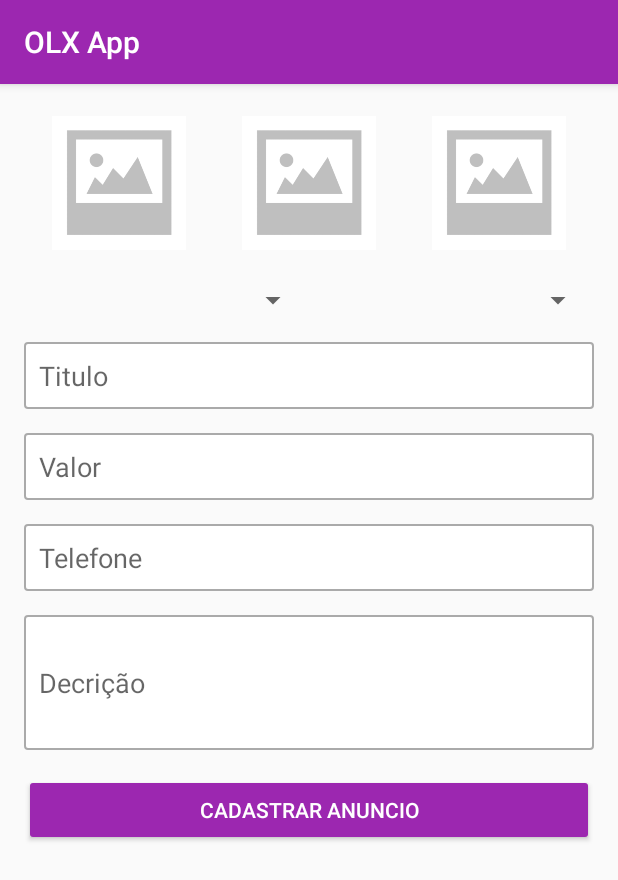
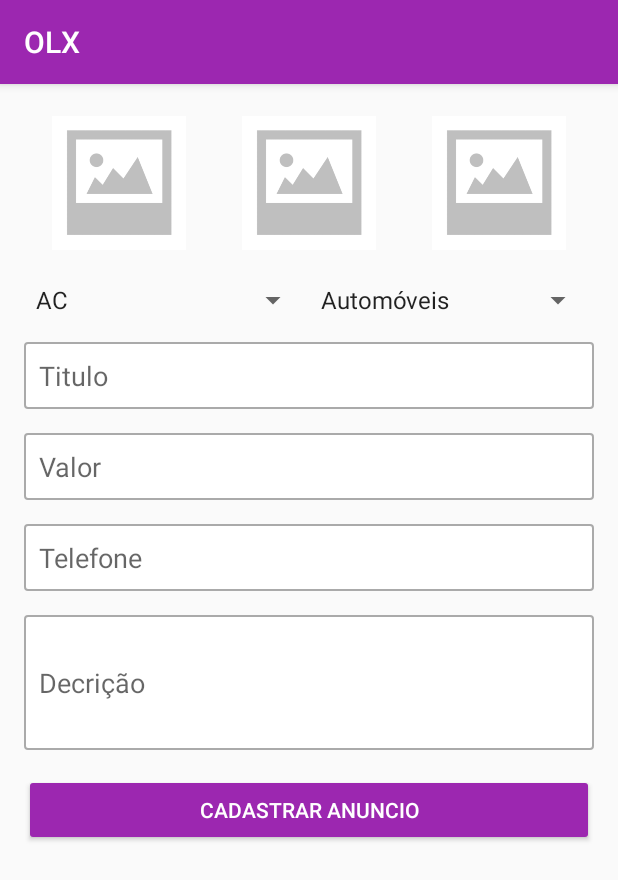
Before and after one commit to biielgg/OLX_Clone, an Android app: the CadastrarAnuncioActivity screen opened directly, with no data from a screen before it, on a phone screen of 412 x 824 dp. Shown: the top 880 px of the screen. Run offline under Robolectric (Android 15) with nearby library versions, the phone set to English and light mode, and no system bars; libraries missing offline, so code that uses them is left out: com.blackcat.currencyedittext, com.santalu.maskedittext; plain views replace CurrencyEditText, MaskEditText; 3 statements that could not run were skipped.

Commit message:
Aula 367

```diff
--- a/app/src/main/java/com/gabrielgeorge/olxapp/activity/CadastrarAnuncioActivity.java
+++ b/app/src/main/java/com/gabrielgeorge/olxapp/activity/CadastrarAnuncioActivity.java
@@ -13,8 +13,10 @@ import android.support.v7.app.AlertDialog;
 import android.support.v7.app.AppCompatActivity;
 import android.os.Bundle;
 import android.view.View;
+import android.widget.ArrayAdapter;
 import android.widget.EditText;
 import android.widget.ImageView;
+import android.widget.Spinner;
 
 import com.blackcat.currencyedittext.CurrencyEditText;
 import com.gabrielgeorge.olxapp.R;
@@ -29,6 +31,7 @@ public class CadastrarAnuncioActivity extends AppCompatActivity implements View.
 
     private EditText campoTitulo, campoDescricao;
     private ImageView imagem1, imagem2, imagem3;
+    private Spinner campoEstado, campoCategoria;
     private CurrencyEditText campoValor;
     private MaskEditText campoTelefone;
 
@@ -46,6 +49,7 @@ public class CadastrarAnuncioActivity extends AppCompatActivity implements View.
         Permissoes.validarPermissoes(permissoes, this, 1);
 
         inicializarComponentes();
+        carregarDadosSpinner();
     }
 
     public void salvarAnuncio(View view){
@@ -93,11 +97,30 @@ public class CadastrarAnuncioActivity extends AppCompatActivity implements View.
         }
     }
 
+    private void carregarDadosSpinner(){
+        //Configura Spinner de estados
+        String[] estados = getResources().getStringArray(R.array.estados);
+        ArrayAdapter<String> adapter = new ArrayAdapter<>(
+                this, android.R.layout.simple_spinner_item, estados
+                );
+        adapter.setDropDownViewResource(android.R.layout.simple_spinner_dropdown_item);
+        campoEstado.setAdapter(adapter);
+
+        //Configura Spinner de categorias
+        String[] categorias = getResources().getStringArray(R.array.categorias);
+        ArrayAdapter<String> adapter2 = new ArrayAdapter<>(
+                this, android.R.layout.simple_spinner_item, categorias
+        );
+        adapter2.setDropDownViewResource(android.R.layout.simple_spinner_dropdown_item);
+        campoCategoria.setAdapter(adapter2);
+    }
     private void inicializarComponentes(){
         campoTitulo     = findViewById(R.id.editTitulo);
         campoDescricao  = findViewById(R.id.editDescricao);
         campoValor      = findViewById(R.id.editValor);
         campoTelefone   = findViewById(R.id.editTelefone);
+        campoEstado = findViewById(R.id.spinnerEstado);
+        campoCategoria = findViewById(R.id.spinnerCategoria);
         imagem1 = findViewById(R.id.imageCadastro1);
         imagem2 = findViewById(R.id.imageCadastro2);
         imagem3 = findViewById(R.id.imageCadastro3);
--- a/app/src/main/res/layout/activity_cadastrar_anuncio.xml
+++ b/app/src/main/res/layout/activity_cadastrar_anuncio.xml
@@ -50,13 +50,13 @@
         android:orientation="horizontal">
 
         <Spinner
-            android:id="@+id/spinner"
+            android:id="@+id/spinnerEstado"
             android:layout_width="match_parent"
             android:layout_height="wrap_content"
             android:layout_weight="1" />
 
         <Spinner
-            android:id="@+id/spinner2"
+            android:id="@+id/spinnerCategoria"
             android:layout_width="match_parent"
             android:layout_height="wrap_content"
             android:layout_weight="1" />
--- a/app/src/main/res/values/strings.xml
+++ b/app/src/main/res/values/strings.xml
@@ -1,12 +1,44 @@
 <resources>
-    <string name="app_name">OLX App</string>
-    <string name="title_activity_meus_anuncios">MeusAnunciosActivity</string>
-    <!-- Strings used for fragments for navigation -->
-    <string name="first_fragment_label">First Fragment</string>
-    <string name="second_fragment_label">Second Fragment</string>
-    <string name="next">Next</string>
-    <string name="previous">Previous</string>
+    <string name="app_name">OLX</string>
+    <string name="title_activity_meus_anuncios">Meus Anuncios</string>
+<string-array name="estados">
+    <item>AC</item>
+    <item>AL</item>
+    <item>AM</item>
+    <item>AP</item>
+    <item>BA</item>
+    <item>CE</item>
+    <item>DF</item>
+    <item>ES</item>
+    <item>GO</item>
+    <item>MA</item>
+    <item>MG</item>
+    <item>MS</item>
+    <item>MT</item>
+    <item>PA</item>
+    <item>PB</item>
+    <item>PE</item>
+    <item>PI</item>
+    <item>PR</item>
+    <item>RJ</item>
+    <item>RN</item>
+    <item>RO</item>
+    <item>RR</item>
+    <item>RS</item>
+    <item>SC</item>
+    <item>SE</item>
+    <item>SP</item>
+    <item>TO</item>
+</string-array>
 
-    <string name="hello_first_fragment">Hello first fragment</string>
-    <string name="hello_second_fragment">Hello second fragment. Arg: %1$s</string>
+    <string-array name="categorias">
+        <item>Automóveis</item>
+        <item>Imoveis</item>
+        <item>Eletrônicos</item>
+        <item>Moda</item>
+        <item>Esportes</item>
+        <item>Música</item>
+        <item>Infantil</item>
+        <item>Agro</item>
+    </string-array>
 </resources>
```
